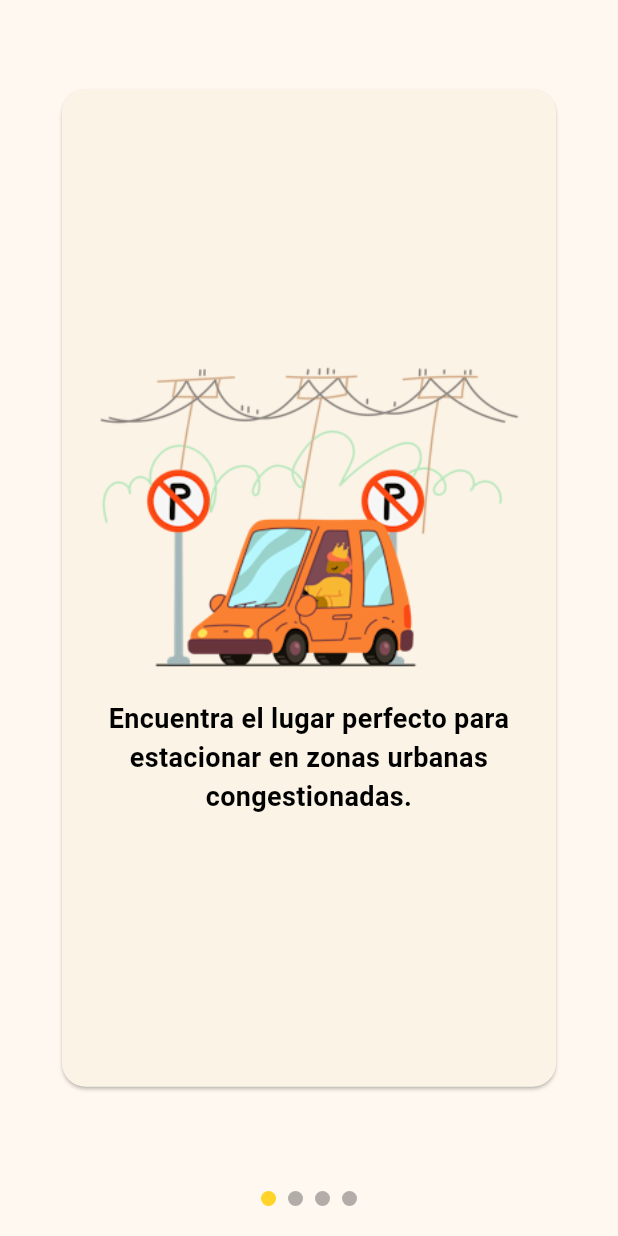
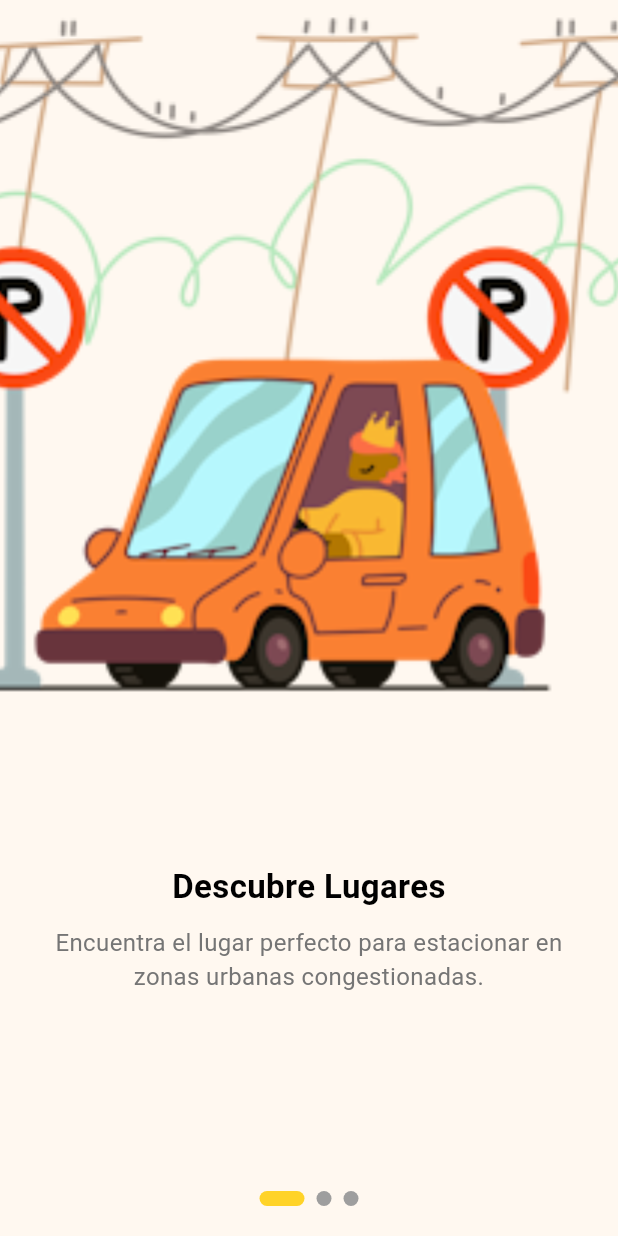
Before and after one commit to sabinelohnerv/AtreveT-Parquea2, a Flutter app: the screen it shows after launch, on a phone screen of 412 x 824 dp. Run offline on Flutter 3.47's test engine with Material 3 defaults, Android fonts, the phone set to English and light mode, and no system bars; drawn by our look-alikes of smooth_page_indicator; our stand-ins replace cloud_firestore, firebase_auth, firebase_core, shared_preferences; accounts and stored records are empty; Roboto replaces fonts that are missing (Montserrat).

Commit message:
onboarding view

```diff
--- a/lib/views/onboarding_view.dart
+++ b/lib/views/onboarding_view.dart
@@ -10,9 +10,6 @@ class OnboardingPage extends StatelessWidget {
 
   @override
   Widget build(BuildContext context) {
-    double basePadding = MediaQuery.of(context).size.width * 0.05;
-    double cardMarginVertical = MediaQuery.of(context).size.height * 0.06;
-
     return Scaffold(
       body: Column(
         mainAxisAlignment: MainAxisAlignment.center,
@@ -21,41 +18,36 @@ class OnboardingPage extends StatelessWidget {
             child: PageView(
               controller: pageController,
               children: [
-                buildPage(
-                  context,
-                  'assets/images/onBoarding.png',
-                  'Encuentra el lugar perfecto para estacionar en zonas urbanas congestionadas.',
-                  basePadding,
-                  cardMarginVertical
+                OnboardingSlide(
+                  imagePath: 'assets/images/onBoarding.png',
+                  title: 'Descubre Lugares',
+                  description: 'Encuentra el lugar perfecto para estacionar en zonas urbanas congestionadas.',
                 ),
-                buildPage(
-                  context,
-                  'assets/images/onBoarding2.png',
-                  'Reserva y paga estacionamientos seguros con facilidad en cualquier parte de la ciudad.',
-                  basePadding,
-                  cardMarginVertical
+                OnboardingSlide(
+                  imagePath: 'assets/images/onBoarding2.png',
+                  title: 'Reserva Fácilmente',
+                  description: 'Reserva y paga estacionamientos seguros con facilidad en cualquier parte de la ciudad.',
                 ),
-                buildPage(
-                  context,
-                  'assets/images/onBoarding3.png',
-                  'Gana dinero aprovechando tus garajes vacíos y conviértelos en una fuente de ingresos constante sin esfuerzo.',
-                  basePadding,
-                  cardMarginVertical
+                OnboardingSlide(
+                  imagePath: 'assets/images/onBoarding3.png',
+                  title: 'Gana con Nosotros',
+                  description: 'Gana dinero aprovechando tus garajes vacíos y conviértelos en una fuente de ingresos constante sin esfuerzo.',
+                  isLast: true,
+                  context: context,
                 ),
-                buildCallToActionPage(context, basePadding, cardMarginVertical),
               ],
             ),
           ),
           Padding(
-            padding: EdgeInsets.only(top: 10, bottom: 20),
+            padding: EdgeInsets.symmetric(vertical: 20),
             child: SmoothPageIndicator(
               controller: pageController,
-              count: 4,
-              effect: WormEffect(
+              count: 3,
+              effect: ExpandingDotsEffect(
+                activeDotColor: Theme.of(context).colorScheme.primary,
+                dotColor: Colors.grey,
                 dotHeight: 10,
                 dotWidth: 10,
-                activeDotColor: Color.fromARGB(255, 255, 211, 40),
-                dotColor: Colors.black.withOpacity(0.3),
               ),
             ),
           ),
@@ -63,62 +55,59 @@ class OnboardingPage extends StatelessWidget {
       ),
     );
   }
+}
 
-  Widget buildPage(BuildContext context, String imagePath, String text, double basePadding, double cardMarginVertical) {
-    return Padding(
-      padding: EdgeInsets.symmetric(horizontal: basePadding, vertical: 10),
-      child: Card(
-        shape: RoundedRectangleBorder(
-          borderRadius: BorderRadius.circular(16.0),
+class OnboardingSlide extends StatelessWidget {
+  final String imagePath;
+  final String title;
+  final String description;
+  final bool isLast;
+  final BuildContext? context;
+
+  const OnboardingSlide({
+    Key? key,
+    required this.imagePath,
+    required this.title,
+    required this.description,
+    this.isLast = false,
+    this.context,
+  }) : super(key: key);
+
+  @override
+  Widget build(BuildContext context) {
+    return Column(
+      children: [
+        Expanded(
+          flex: 3,
+          child: Image.asset(imagePath, fit: BoxFit.cover),
         ),
-        margin: EdgeInsets.symmetric(horizontal: basePadding, vertical: cardMarginVertical),
-        child: Padding(
-          padding: EdgeInsets.all(basePadding),
+        Expanded(
+          flex: 2,
+          child: Container(
+            padding: EdgeInsets.all(20),
             child: Column(
               mainAxisAlignment: MainAxisAlignment.center,
               children: [
-              Image.asset(imagePath, fit: BoxFit.contain, height: MediaQuery.of(context).size.height * 0.25),
-              SizedBox(height: 20),
                 Text(
-                text,
+                  title,
+                  style: TextStyle(fontSize: 22, fontWeight: FontWeight.bold, color: Colors.black),
                   textAlign: TextAlign.center,
-                style: TextStyle(
-                  color: Colors.black,
-                  fontSize: 18,
-                  fontWeight: FontWeight.bold,
                 ),
+                SizedBox(height: 10),
+                Text(
+                  description,
+                  style: TextStyle(fontSize: 16, color: Colors.grey[600]),
+                  textAlign: TextAlign.center,
                 ),
-            ],
-          ),
-        ),
-      ),
-    );
-  }
-
-  Widget buildCallToActionPage(BuildContext context, double basePadding, double cardMarginVertical) {
-    return Padding(
-      padding: EdgeInsets.symmetric(horizontal: basePadding, vertical: 10),
-      child: Card(
-        shape: RoundedRectangleBorder(
-          borderRadius: BorderRadius.circular(16.0),
-        ),
-        margin: EdgeInsets.all(basePadding),
-        child: Padding(
-          padding: EdgeInsets.all(basePadding),
-          child: Column(
-            mainAxisAlignment: MainAxisAlignment.center,
-            children: [
-              Text('Únete a nosotros ahora!', style: TextStyle(fontSize: 22, fontWeight: FontWeight.bold, color: Colors.black)),
+                if (isLast) ...[
                   SizedBox(height: 20),
                   ElevatedButton(
                     onPressed: () => Navigator.pushNamed(context, '/clientRegister'),
                     child: Text('Registrarse como Cliente'),
                     style: ElevatedButton.styleFrom(
-                  foregroundColor: const Color.fromARGB(255, 0, 0, 0), backgroundColor: Color.fromARGB(255, 255, 211, 40),
-                  shape: RoundedRectangleBorder(
-                    borderRadius: BorderRadius.circular(30),
-                  ),
-                  minimumSize: Size(double.infinity, 50)
+                      backgroundColor: Theme.of(context).colorScheme.primary,
+                      foregroundColor: Colors.white,
+                      minimumSize: Size(double.infinity, 50),
                     ),
                   ),
                   SizedBox(height: 10),
@@ -126,17 +115,17 @@ class OnboardingPage extends StatelessWidget {
                     onPressed: () => Navigator.pushNamed(context, '/providerRegister'),
                     child: Text('Registrarse como Ofertante'),
                     style: ElevatedButton.styleFrom(
-                  foregroundColor: const Color.fromARGB(255, 0, 0, 0), backgroundColor: Color.fromARGB(255, 255, 211, 40),
-                  shape: RoundedRectangleBorder(
-                    borderRadius: BorderRadius.circular(30),
-                  ),
-                  minimumSize: Size(double.infinity, 50)
+                      backgroundColor: Theme.of(context).colorScheme.secondary,
+                      foregroundColor: Colors.white,
+                      minimumSize: Size(double.infinity, 50),
                     ),
                   ),
+                ],
               ],
             ),
           ),
         ),
+      ],
     );
   }
 }
```
Lines whose indentation alone changed are shown as unchanged.
